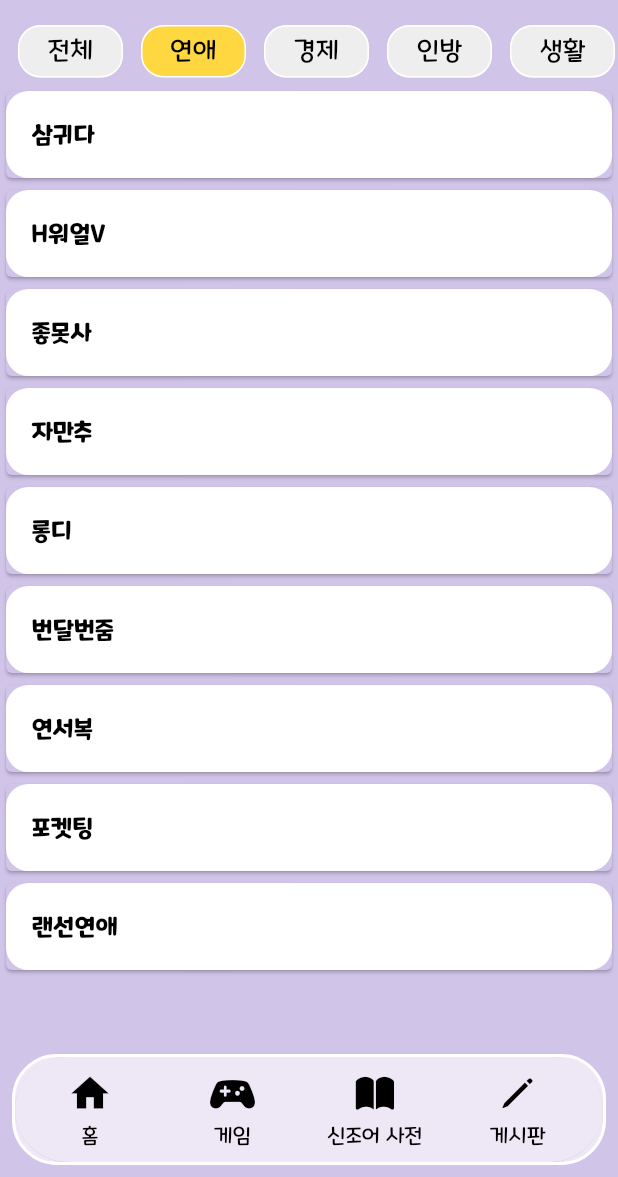
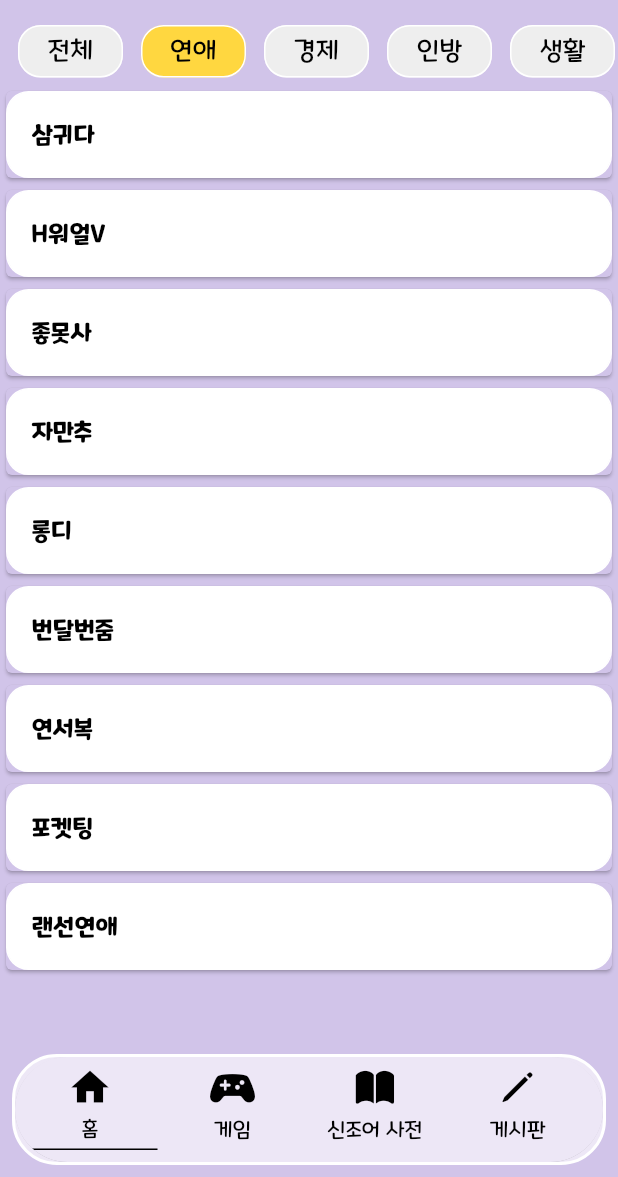
Before and after one commit to meohyun/neologism_quiz, a Flutter app: the NeologismDict screen opened by its route, after a tap on "연애", on a phone screen of 412 x 824 dp, the part 59-1236 px from its top. Run offline on Flutter 3.47's test engine with Material 2 defaults, Android fonts, the phone set to English and light mode, and no system bars; our stand-ins replace cloud_firestore, firebase_auth, firebase_core, firebase_storage, fluttertoast, get and 3 more; missing offline and left inert: soundpool; accounts and stored records are empty; network calls fail.

Commit message:
2023.03.24 15:57

```diff
--- a/lib/neo_function/dict_func.dart
+++ b/lib/neo_function/dict_func.dart
@@ -3,7 +3,6 @@ import 'package:get/get.dart';
 import 'package:neologism/getx/blackmode.dart';
 import 'package:neologism/pages/dictionary_page/dict_info.dart';
 import 'package:neologism/pages/dictionary_page/dict_neologism.dart';
-
 import 'package:neologism/pages/startpage.dart';
 import 'package:neologism/datas/quizdata.dart';
 
@@ -103,7 +102,7 @@ class CustomSearchDelegate extends SearchDelegate {
                                   : notblackmodecolor,
                           child: ListTile(
                             shape: RoundedRectangleBorder(
-                              side: BorderSide(color: Colors.white),
+                              side: const BorderSide(color: Colors.white),
                               borderRadius: BorderRadius.circular(15),
                             ),
                             tileColor:
@@ -176,12 +175,12 @@ class _CategorysState extends State<CategoryButton> {
               width: 70,
               child: TextButton(
                 onPressed: () {
-                  widget.onChanged(datas[index]["category"]);
-                  widget.changedindex(index);
                   setState(() {
                     pressedAttentionIndex = index;
                     category_selected = true;
                   });
+                  widget.onChanged(datas[pressedAttentionIndex]["category"]);
+                  widget.changedindex(pressedAttentionIndex);
                 },
                 style: TextButton.styleFrom(
                   backgroundColor:
@@ -208,7 +207,9 @@ class _CategorysState extends State<CategoryButton> {
 }
 
 class CategoryFilter extends StatefulWidget {
-  const CategoryFilter({super.key});
+  const CategoryFilter({super.key,this.category});
+
+  final category;
 
   @override
   State<CategoryFilter> createState() => _CategoryFilterState();
@@ -221,7 +222,7 @@ class _CategoryFilterState extends State<CategoryFilter> {
     List<int> matchindex = [];
 
     for (int i = 0; i < datas.length; i++) {
-      if (datas[i]['category'].toLowerCase().contains(category_filtered)) {
+      if (datas[i]['category'].toLowerCase().contains(widget.category)) {
         matchQuery.add(datas[i]['desc_title']);
         matchindex.add(i);
       }
--- a/lib/pages/dictionary_page/dict_neologism.dart
+++ b/lib/pages/dictionary_page/dict_neologism.dart
@@ -121,7 +121,7 @@ class _NeologismDictState extends State<NeologismDict> {
                           })),
                     ),
                   )
-                : const CategoryFilter(),
+                : CategoryFilter(category: category_filtered,),
           ],
         ),
       ),
--- a/lib/widgets/bottom_navigation.dart
+++ b/lib/widgets/bottom_navigation.dart
@@ -92,14 +92,29 @@ class _MyBottomnavigatorState extends State<MyBottomnavigator> {
                               pressedAttentionIndex = index;
                             });
                           },
-                          child: SizedBox(
+                          child: Padding(
+                              padding: const EdgeInsets.only(bottom: 8),
+                              child: pressAttention
+                                  ? Container(
+                                      decoration: const BoxDecoration(
+                                          border: Border(
+                                              bottom: BorderSide(
+                                                  width: 1,
+                                                  color: Colors.black))),
                                       height: 70,
                                       width: 90,
                                       child: MyIconButton(
                                           name: mylist[index].name,
                                           appicon: mylist[index].icon,
                                           des: mylist[index].des),
-                          ),
+                                    )
+                                  : SizedBox(
+                                      height: 70,
+                                      width: 90,
+                                      child: MyIconButton(
+                                          name: mylist[index].name,
+                                          appicon: mylist[index].icon,
+                                          des: mylist[index].des))),
                         ),
                       );
                     })),
@@ -111,8 +126,7 @@ class _MyBottomnavigatorState extends State<MyBottomnavigator> {
 }
 
 class MyIconButton extends StatefulWidget {
-  const MyIconButton(
-      {super.key, this.name, required this.des, this.appicon});
+  const MyIconButton({super.key, this.name, required this.des, this.appicon});
 
   final name;
   final appicon;
```
Also changed, not shown: 2 other files. Lines whose indentation alone changed are shown as unchanged.
